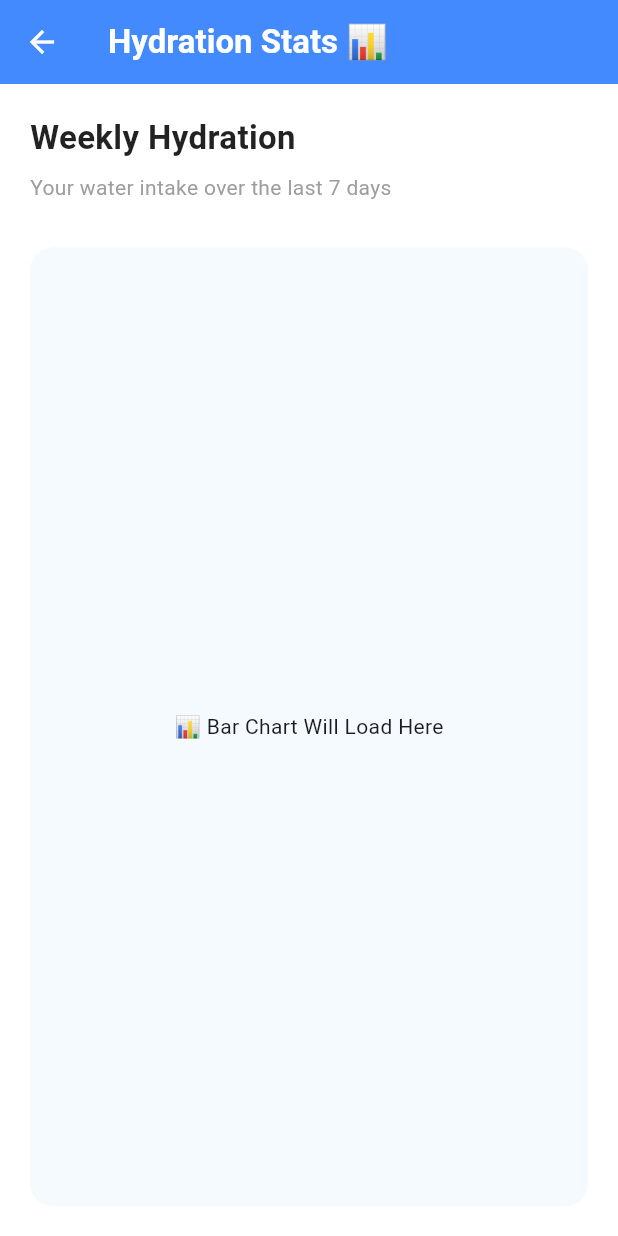
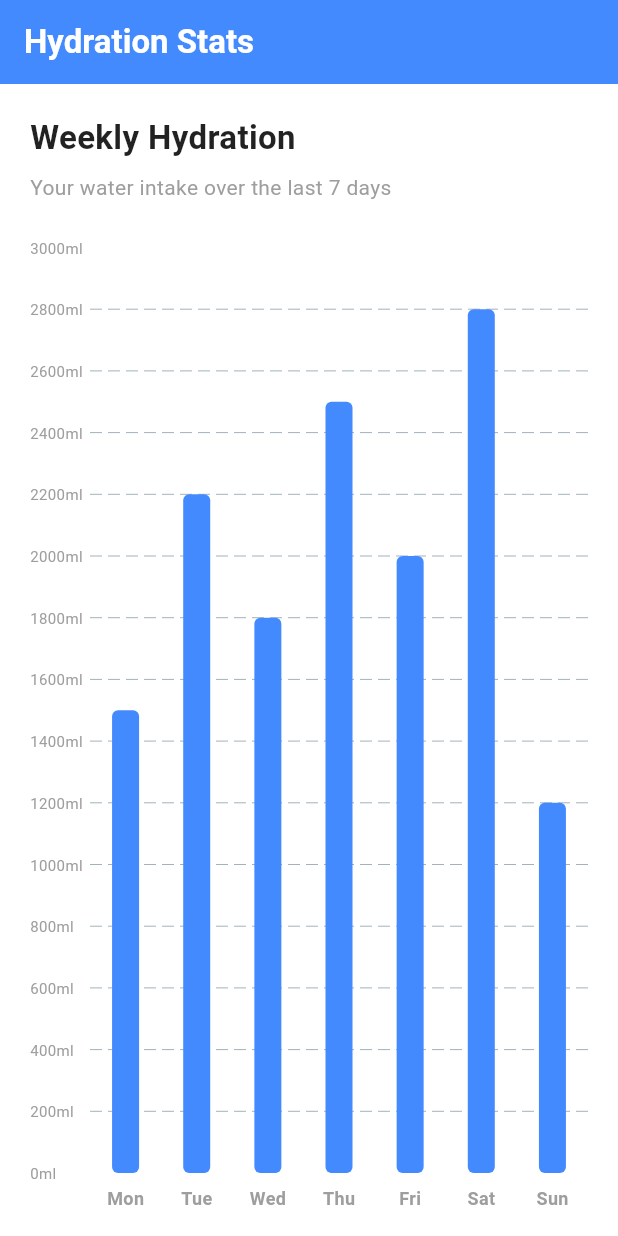
Before and after one commit to inojBhashitha/Smart-Water-Bottle-IoT, a Flutter app: the StatsScreen screen opened directly, on a phone screen of 412 x 824 dp. Run offline on Flutter 3.47's test engine with Material 3 defaults, Android fonts, the phone set to English and light mode, and no system bars; drawn by our look-alikes of fl_chart.

Commit message:
feat: integrated fl_chart and implemented weekly bar chart UI

```diff
--- a/mobile-app/smart_water_bottle_app/lib/main.dart
+++ b/mobile-app/smart_water_bottle_app/lib/main.dart
@@ -1,5 +1,7 @@
 import 'package:flutter/material.dart';
 import 'screens/home_screen.dart';
+import 'package:smart_water_bottle_app/screens/stats/stats_screen.dart';
+import 'screens/stats/stats_screen.dart';
 
 void main() {
   runApp(const SmartWaterBottleApp());
@@ -12,7 +14,7 @@
   Widget build(BuildContext context) {
     return const MaterialApp(
       debugShowCheckedModeBanner: false,
-      home: HomeScreen(),
+        home: const StatsScreen(),
     );
   }
 }
--- a/mobile-app/smart_water_bottle_app/lib/screens/stats/stats_screen.dart
+++ b/mobile-app/smart_water_bottle_app/lib/screens/stats/stats_screen.dart
@@ -1,4 +1,5 @@
 import 'package:flutter/material.dart';
+import 'package:fl_chart/fl_chart.dart';
 
 class StatsScreen extends StatefulWidget {
   const StatsScreen({super.key});
@@ -14,7 +15,7 @@
       backgroundColor: Colors.white,
       appBar: AppBar(
         title: const Text(
-          'Hydration Stats 📊',
+          'Hydration Stats',
           style: TextStyle(fontWeight: FontWeight.bold),
         ),
         backgroundColor: Colors.blueAccent,
@@ -28,11 +29,7 @@
           children: [
             const Text(
               'Weekly Hydration',
-              style: TextStyle(
-                fontSize: 22,
-                fontWeight: FontWeight.bold,
-                color: Colors.black87,
-              ),
+              style: TextStyle(fontSize: 22, fontWeight: FontWeight.bold, color: Colors.black87),
             ),
             const SizedBox(height: 8),
             const Text(
@@ -42,20 +39,72 @@
             const SizedBox(height: 30),
 
             Expanded(
-              child: Container(
-                width: double.infinity,
-                decoration: BoxDecoration(
-                  color: Colors.blue.withOpacity(0.05),
-                  borderRadius: BorderRadius.circular(15),
-                ),
-                child: const Center(
-                  child: Text('📊 Bar Chart Will Load Here'),
+              child: BarChart(
+                BarChartData(
+                  alignment: BarChartAlignment.spaceAround,
+                  maxY: 3000,
+                  barTouchData: BarTouchData(enabled: true),
+                  titlesData: FlTitlesData(
+                    show: true,
+                    bottomTitles: AxisTitles(
+                      sideTitles: SideTitles(
+                        showTitles: true,
+                        getTitlesWidget: (value, meta) {
+                          const style = TextStyle(fontWeight: FontWeight.bold, fontSize: 12, color: Colors.grey);
+                          switch (value.toInt()) {
+                            case 0: return SideTitleWidget(axisSide: meta.axisSide, child: const Text('Mon', style: style));
+                            case 1: return SideTitleWidget(axisSide: meta.axisSide, child: const Text('Tue', style: style));
+                            case 2: return SideTitleWidget(axisSide: meta.axisSide, child: const Text('Wed', style: style));
+                            case 3: return SideTitleWidget(axisSide: meta.axisSide, child: const Text('Thu', style: style));
+                            case 4: return SideTitleWidget(axisSide: meta.axisSide, child: const Text('Fri', style: style));
+                            case 5: return SideTitleWidget(axisSide: meta.axisSide, child: const Text('Sat', style: style));
+                            case 6: return SideTitleWidget(axisSide: meta.axisSide, child: const Text('Sun', style: style));
+                            default: return const Text('');
+                          }
+                        },
+                      ),
+                    ),
+                    leftTitles: AxisTitles(
+                      sideTitles: SideTitles(
+                        showTitles: true,
+                        reservedSize: 40,
+                        getTitlesWidget: (value, meta) => Text('${value.toInt()}ml', style: const TextStyle(fontSize: 10, color: Colors.grey)),
+                      ),
+                    ),
+                    topTitles: const AxisTitles(sideTitles: SideTitles(showTitles: false)),
+                    rightTitles: const AxisTitles(sideTitles: SideTitles(showTitles: false)),
+                  ),
+                  gridData: const FlGridData(show: true, drawVerticalLine: false),
+                  borderData: FlBorderData(show: false),
+                  barGroups: [
+                    makeGroupData(0, 1500),
+                    makeGroupData(1, 2200),
+                    makeGroupData(2, 1800),
+                    makeGroupData(3, 2500),
+                    makeGroupData(4, 2000),
+                    makeGroupData(5, 2800),
+                    makeGroupData(6, 1200),
+                  ],
                 ),
               ),
             ),
           ],
         ),
       ),
-    ); //
+    );
+  }
+
+  BarChartGroupData makeGroupData(int x, double y) {
+    return BarChartGroupData(
+      x: x,
+      barRods: [
+        BarChartRodData(
+          toY: y,
+          color: Colors.blueAccent,
+          width: 18,
+          borderRadius: BorderRadius.circular(4),
+        ),
+      ],
+    );
   }
 }
```
